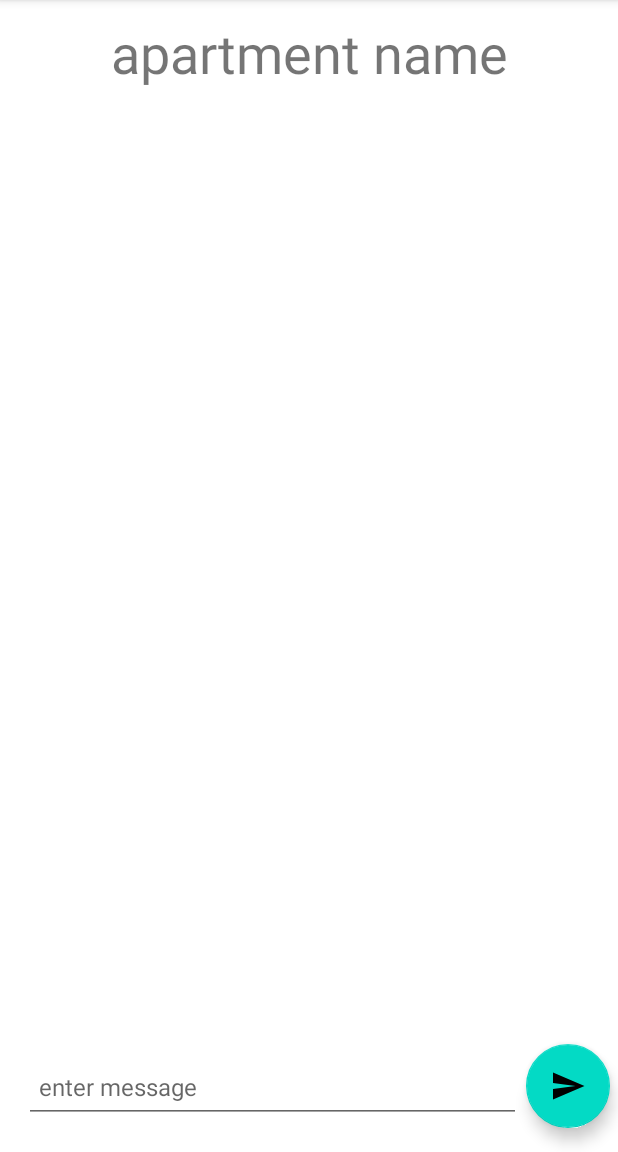
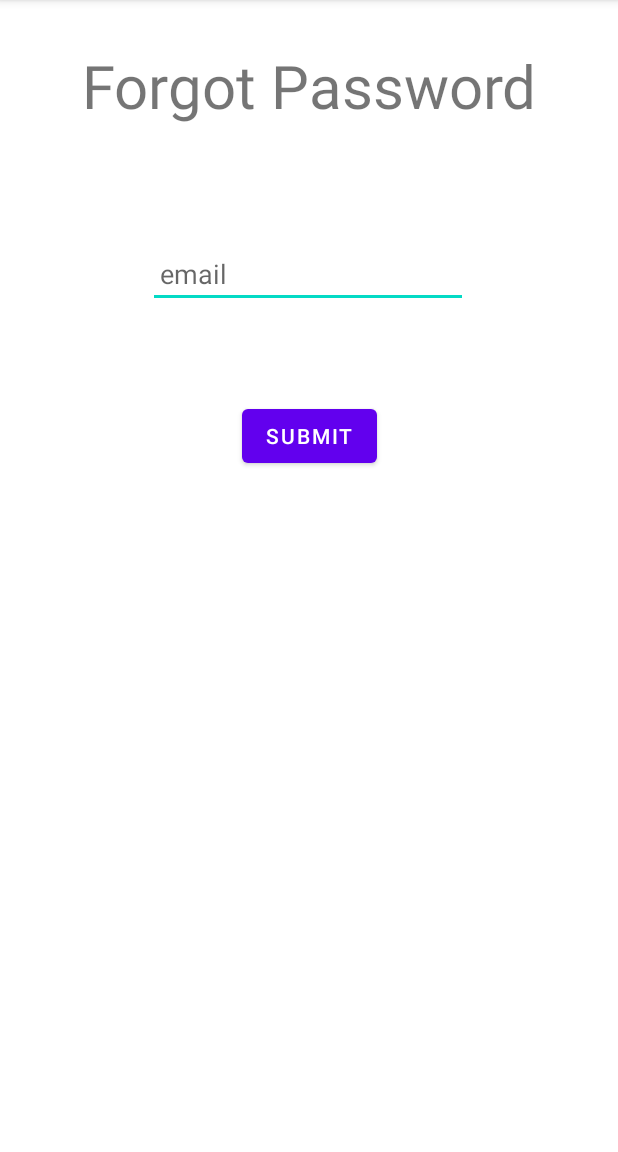
Before and after one commit to ShayGali/Room8s, an Android app: the screen it shows after launch (MainActivity), on a phone screen of 412 x 824 dp, the part 84-1236 px from its top. Run offline under Robolectric (Android 15) with nearby library versions, the phone set to English and light mode, and no system bars.

Commit message:
forgot password layout

```diff
--- a/front/code/app/src/main/java/com/example/room8/fragments/open_app_fragments/ForgetPasswordFragment.java
+++ b/front/code/app/src/main/java/com/example/room8/fragments/open_app_fragments/ForgetPasswordFragment.java
@@ -61,6 +61,6 @@ public class ForgetPasswordFragment extends Fragment {
     public View onCreateView(LayoutInflater inflater, ViewGroup container,
                              Bundle savedInstanceState) {
         // Inflate the layout for this fragment
-        return inflater.inflate(R.layout.fragment_forget_password, container, false);
+        return inflater.inflate(R.layout.fragment_forgot_password, container, false);
     }
 }
--- a/front/code/app/src/main/res/layout/fragment_forget_password.xml
+++ /dev/null
@@ -1,14 +0,0 @@
-<?xml version="1.0" encoding="utf-8"?>
-<FrameLayout xmlns:android="http://schemas.android.com/apk/res/android"
-    xmlns:tools="http://schemas.android.com/tools"
-    android:layout_width="match_parent"
-    android:layout_height="match_parent"
-    tools:context=".fragments.open_app_fragments.ForgetPasswordFragment">
-
-    <!-- TODO: Update blank fragment layout -->
-    <TextView
-        android:layout_width="match_parent"
-        android:layout_height="match_parent"
-        android:text="@string/hello_blank_fragment" />
-
-</FrameLayout>
--- /dev/null
+++ b/front/code/app/src/main/res/layout/fragment_forgot_password.xml
@@ -0,0 +1,44 @@
+<?xml version="1.0" encoding="utf-8"?>
+<androidx.constraintlayout.widget.ConstraintLayout xmlns:android="http://schemas.android.com/apk/res/android"
+    xmlns:app="http://schemas.android.com/apk/res-auto"
+    xmlns:tools="http://schemas.android.com/tools"
+    android:layout_width="match_parent"
+    android:layout_height="match_parent"
+    tools:context=".fragments.open_app_fragments.ForgetPasswordFragment">
+
+    <TextView
+        android:id="@+id/forgot_password_TextView"
+        android:layout_width="wrap_content"
+        android:layout_height="wrap_content"
+        android:layout_marginTop="30dp"
+        android:text="@string/forgot_password"
+        android:textSize="40sp"
+        app:layout_constraintEnd_toEndOf="parent"
+        app:layout_constraintStart_toStartOf="parent"
+        app:layout_constraintTop_toTopOf="parent" />
+
+
+    <EditText
+        android:id="@+id/editTextTextEmailAddress"
+        android:layout_width="wrap_content"
+        android:layout_height="wrap_content"
+        android:layout_marginTop="160dp"
+        android:ems="10"
+        android:hint="email"
+        android:inputType="textEmailAddress"
+        android:paddingStart="8dp"
+        app:layout_constraintEnd_toEndOf="parent"
+        app:layout_constraintHorizontal_bias="0.497"
+        app:layout_constraintStart_toStartOf="parent"
+        app:layout_constraintTop_toTopOf="parent" />
+
+    <Button
+        android:id="@+id/suumit_btn_frogot_password"
+        android:layout_width="wrap_content"
+        android:layout_height="wrap_content"
+        android:layout_marginTop="61dp"
+        android:text="submit"
+        app:layout_constraintEnd_toEndOf="parent"
+        app:layout_constraintStart_toStartOf="parent"
+        app:layout_constraintTop_toBottomOf="@+id/editTextTextEmailAddress" />
+</androidx.constraintlayout.widget.ConstraintLayout>
--- a/front/code/app/src/main/res/layout/fragment_register.xml
+++ b/front/code/app/src/main/res/layout/fragment_register.xml
@@ -10,9 +10,9 @@
         android:id="@+id/register_TextView"
         android:layout_width="wrap_content"
         android:layout_height="wrap_content"
-        android:layout_marginTop="120dp"
+        android:layout_marginTop="30dp"
         android:text="@string/register"
-        android:textSize="48sp"
+        android:textSize="40sp"
         app:layout_constraintEnd_toEndOf="parent"
         app:layout_constraintStart_toStartOf="parent"
         app:layout_constraintTop_toTopOf="parent" />
--- a/front/code/app/src/main/res/navigation/navigation.xml
+++ b/front/code/app/src/main/res/navigation/navigation.xml
@@ -3,7 +3,7 @@
     xmlns:app="http://schemas.android.com/apk/res-auto"
     xmlns:tools="http://schemas.android.com/tools"
     android:id="@+id/open_app_nav"
-    app:startDestination="@id/message_Fragment">
+    app:startDestination="@id/forgetPasswordFragment">
 
     <fragment
         android:id="@+id/loginFragment"
@@ -39,7 +39,7 @@
         android:id="@+id/forgetPasswordFragment"
         android:name="com.example.room8.fragments.open_app_fragments.ForgetPasswordFragment"
         android:label="fragment_forget_password"
-        tools:layout="@layout/fragment_forget_password" >
+        tools:layout="@layout/fragment_forgot_password" >
         <action
             android:id="@+id/action_forgetPasswordFragment_to_loginFragment"
             app:destination="@id/loginFragment" />
--- a/front/code/app/src/main/res/values/strings.xml
+++ b/front/code/app/src/main/res/values/strings.xml
@@ -8,4 +8,5 @@
     <string name="register">register</string>
     <string name="forget_password">forget password</string>
     <string name="username">username</string>
+    <string name="forgot_password">Forgot Password</string>
 </resources>
```
